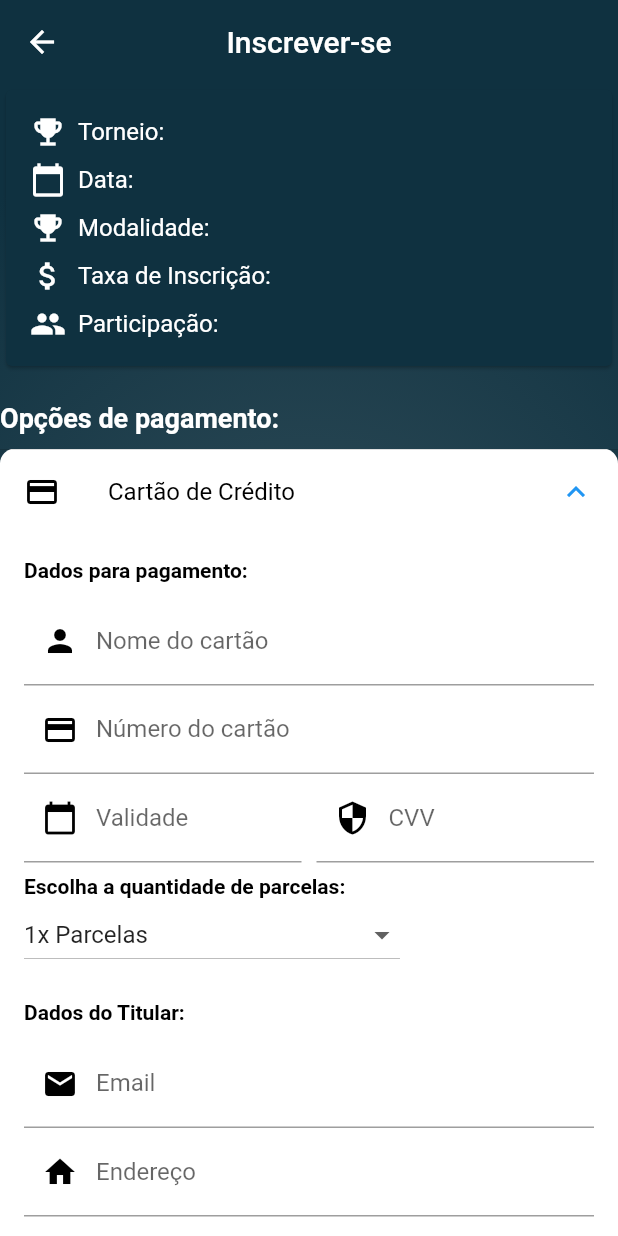
After one commit to ErikMendesRc/pro_angler, a Flutter app: the PaymentPage screen opened by its route, after a tap on "PIX", after a tap on "Cartão de Crédito", on a phone screen of 412 x 824 dp. The commit adds this screen. Run offline on Flutter 3.47's test engine with Material 2 defaults, Android fonts, the phone set to English and light mode, and no system bars; our stand-ins replace firebase_core, font_awesome_flutter, image_picker; accounts and stored records are empty; project files that could hold a hidden picture were left out.

Commit message:
Adicionado o front para pagamentos

```diff
--- /dev/null
+++ b/lib/Models/payment_model.dart
@@ -0,0 +1,9 @@
+class PaymentModel {
+  String cardName = 'teste';
+  String cardNumber = '123';
+  String cvv = '321';
+  String expiryDate = '11/34';
+  String email = 'teste@teste.com';
+  String address = 'endereço teste n 1192';
+  String cpf = '111.111.111-11';
+}
--- /dev/null
+++ b/lib/Views/tournament_pay.dart
@@ -0,0 +1,54 @@
+import 'package:flutter/material.dart';
+
+import '../Models/payment_model.dart';
+import '../Util/cores.dart';
+import '../Widgets/PaymentPage/payment_methods.dart';
+import '../Widgets/TournamentUserRegister/tournment_info_card.dart';
+
+class PaymentPage extends StatelessWidget {
+  const PaymentPage({Key? key}) : super(key: key);
+
+  @override
+  Widget build(BuildContext context) {
+
+    return Scaffold(
+      appBar: AppBar(
+        elevation: 0,
+        centerTitle: true,
+        backgroundColor: CoresPersonalizada.corPrimaria,
+        title: const Text('Inscrever-se'),
+      ),
+      body: Container(
+        decoration: const BoxDecoration(
+          gradient: RadialGradient(
+            colors: [
+              CoresPersonalizada.corSecundaria,
+              CoresPersonalizada.corPrimaria,
+            ],
+            center: Alignment.center,
+            radius: 0.9,
+          ),
+        ),
+        child: Column(
+          crossAxisAlignment: CrossAxisAlignment.start,
+          children: const [
+            TournamentInfoCard(),
+            SizedBox(height: 20),
+            Text(
+              'Opções de pagamento:',
+              style: TextStyle(
+                fontSize: 18,
+                fontWeight: FontWeight.bold,
+                color: Colors.white,
+              ),
+            ),
+            SizedBox(height: 10),
+            Expanded(
+              child: PaymentOptions(),
+            ),
+          ],
+        ),
+      ),
+    );
+  }
+}
--- /dev/null
+++ b/lib/Widgets/PaymentPage/payment_methods.dart
@@ -0,0 +1,257 @@
+import 'package:flutter/material.dart';
+
+import '../../Models/payment_model.dart';
+
+class PaymentOptions extends StatefulWidget {
+  const PaymentOptions({Key? key}) : super(key: key);
+
+  @override
+  _PaymentOptionsState createState() => _PaymentOptionsState();
+}
+
+class _PaymentOptionsState extends State<PaymentOptions> {
+  late PaymentModel _paymentModel;
+  bool _isCardSelected = false;
+  bool _isPixSelected = false;
+  int _installments = 1;
+
+  @override
+  void initState() {
+    super.initState();
+    _paymentModel = PaymentModel();
+  }
+
+  bool isCardFormValid() {
+    return _isCardSelected &&
+        _paymentModel.cardName.isNotEmpty &&
+        _paymentModel.cardNumber.isNotEmpty &&
+        _paymentModel.cvv.isNotEmpty &&
+        _paymentModel.expiryDate.isNotEmpty &&
+        _paymentModel.email.isNotEmpty &&
+        _paymentModel.address.isNotEmpty &&
+        _paymentModel.cpf.isNotEmpty;
+  }
+
+  @override
+  Widget build(BuildContext context) {
+    return SingleChildScrollView(
+      child: Column(
+        children: [
+          Container(
+            decoration: BoxDecoration(
+              color: Colors.white,
+              borderRadius: BorderRadius.circular(10),
+              boxShadow: [
+                BoxShadow(
+                  color: Colors.black.withOpacity(0.1),
+                  blurRadius: 10,
+                  offset: const Offset(0, 2),
+                ),
+              ],
+            ),
+            child: ExpansionTile(
+              title: const Text(
+                'Cartão de Crédito',
+                style: TextStyle(color: Colors.black),
+              ),
+              leading: const Icon(Icons.credit_card, color: Colors.black),
+              onExpansionChanged: (expanded) {
+                setState(() {
+                  _isCardSelected = expanded;
+                  _isPixSelected = false;
+                });
+              },
+              children: [
+                Padding(
+                  padding: const EdgeInsets.all(16.0),
+                  child: Column(
+                    crossAxisAlignment: CrossAxisAlignment.start,
+                    children: [
+                      const Text(
+                        'Dados para pagamento:',
+                        style: TextStyle(
+                          fontWeight: FontWeight.bold,
+                          color: Colors.black,
+                        ),
+                      ),
+                      const SizedBox(height: 10),
+                      TextFormField(
+                        style: const TextStyle(color: Colors.black),
+                        decoration: const InputDecoration(
+                          labelText: 'Nome do cartão',
+                          prefixIcon: Icon(Icons.person, color: Colors.black),
+                        ),
+                        onChanged: (value) {
+                          _paymentModel.cardName = value;
+                          setState(() {});
+                        },
+                      ),
+                      TextFormField(
+                        style: const TextStyle(color: Colors.black),
+                        decoration: const InputDecoration(
+                          labelText: 'Número do cartão',
+                          prefixIcon:
+                              Icon(Icons.credit_card, color: Colors.black),
+                        ),
+                        onChanged: (value) {
+                          _paymentModel.cardNumber = value;
+                          setState(() {});
+                        },
+                      ),
+                      Row(
+                        children: [
+                          Expanded(
+                            child: TextFormField(
+                              style: const TextStyle(color: Colors.black),
+                              decoration: const InputDecoration(
+                                labelText: 'Validade',
+                                prefixIcon: Icon(Icons.calendar_today,
+                                    color: Colors.black),
+                              ),
+                              onChanged: (value) {
+                                _paymentModel.expiryDate = value;
+                                setState(() {});
+                              },
+                            ),
+                          ),
+                          const SizedBox(width: 10),
+                          Expanded(
+                            child: TextFormField(
+                              style: const TextStyle(color: Colors.black),
+                              decoration: const InputDecoration(
+                                labelText: 'CVV',
+                                prefixIcon:
+                                    Icon(Icons.security, color: Colors.black),
+                              ),
+                              onChanged: (value) {
+                                _paymentModel.cvv = value;
+                                setState(() {});
+                              },
+                            ),
+                          ),
+                        ],
+                      ),
+                      const SizedBox(
+                        height: 8.0,
+                      ),
+                      const Text(
+                        'Escolha a quantidade de parcelas:',
+                        style: TextStyle(
+                          fontWeight: FontWeight.bold,
+                          color: Colors.black,
+                        ),
+                      ),
+                      DropdownButton<int>(
+                        value: _installments,
+                        onChanged: (value) {
+                          setState(() {
+                            _installments = value!;
+                          });
+                        },
+                        hint: Text('Selecione o número de parcelas'),
+                        items: List.generate(6, (index) {
+                          int option = index + 1;
+                          return DropdownMenuItem<int>(
+                            value: option,
+                            child: Text('${option.toString().trim()}x Parcelas'),
+                          );
+                        }),
+                      ),
+                      const SizedBox(height: 20),
+                      const Text(
+                        'Dados do Titular:',
+                        style: TextStyle(
+                          fontWeight: FontWeight.bold,
+                          color: Colors.black,
+                        ),
+                      ),
+                      const SizedBox(height: 10),
+                      TextFormField(
+                        style: const TextStyle(color: Colors.black),
+                        decoration: const InputDecoration(
+                          labelText: 'Email',
+                          prefixIcon: Icon(Icons.email, color: Colors.black),
+                        ),
+                        onChanged: (value) {
+                          _paymentModel.email = value;
+                          setState(() {});
+                        },
+                      ),
+                      TextFormField(
+                        style: const TextStyle(color: Colors.black),
+                        decoration: const InputDecoration(
+                          labelText: 'Endereço',
+                          prefixIcon: Icon(Icons.home, color: Colors.black),
+                        ),
+                        onChanged: (value) {
+                          _paymentModel.address = value;
+                          setState(() {});
+                        },
+                      ),
+                      TextFormField(
+                        style: const TextStyle(color: Colors.black),
+                        decoration: const InputDecoration(
+                          labelText: 'CPF',
+                          prefixIcon: Icon(Icons.person, color: Colors.black),
+                        ),
+                        onChanged: (value) {
+                          _paymentModel.cpf = value;
+                          setState(() {});
+                        },
+                      ),
+                      const SizedBox(height: 20),
+                    ],
+                  ),
+                ),
+              ],
+            ),
+          ),
+          const SizedBox(
+            height: 16.0,
+          ),
+          Container(
+            decoration: BoxDecoration(
+              color: Colors.white,
+              borderRadius: BorderRadius.circular(10),
+              boxShadow: [
+                BoxShadow(
+                  color: Colors.black.withOpacity(0.1),
+                  blurRadius: 10,
+                  offset: const Offset(0, 2),
+                ),
+              ],
+            ),
+            child: ExpansionTile(
+              title: const Text(
+                'PIX',
+                style: TextStyle(color: Colors.black),
+              ),
+              leading: const Icon(Icons.qr_code, color: Colors.black),
+              onExpansionChanged: (expanded) {
+                setState(() {
+                  _isPixSelected = expanded;
+                  _isCardSelected = false;
+                });
+              },
+              children: [],
+            ),
+          ),
+          const SizedBox(height: 20),
+          ElevatedButton(
+            onPressed: (_isCardSelected && isCardFormValid()) || _isPixSelected
+                ? () => _submitForm()
+                : null,
+            child: Text(
+              _isPixSelected ? 'Gerar PIX' : 'Fazer Inscrição',
+              style: const TextStyle(color: Colors.white),
+            ),
+          ),
+        ],
+      ),
+    );
+  }
+
+  void _submitForm() {
+    // Lógica para processar o formulário de inscrição aqui
+  }
+}
--- /dev/null
+++ b/lib/Widgets/PaymentPage/tournament_pay.dart
@@ -0,0 +1,68 @@
+import 'package:flutter/material.dart';
+
+class TournamentPay extends StatefulWidget {
+  const TournamentPay({super.key});
+
+  @override
+  _TournamentPayState createState() => _TournamentPayState();
+}
+
+class _TournamentPayState extends State<TournamentPay> {
+  bool _isBottomSheetVisible = false;
+
+  void _openPaymentModal() {
+    setState(() {
+      _isBottomSheetVisible = true;
+    });
+  }
+
+  void _closePaymentModal() {
+    setState(() {
+      _isBottomSheetVisible = false;
+    });
+  }
+
+  Widget _buildBottomSheetContent() {
+    return Container(
+      height: 200,
+      color: Colors.white,
+      child: Column(
+        mainAxisAlignment: MainAxisAlignment.center,
+        children: [
+          Text(
+            'Modal de Pagamento',
+            style: TextStyle(fontSize: 18, fontWeight: FontWeight.bold),
+          ),
+          SizedBox(height: 16),
+          ElevatedButton(
+            onPressed: _closePaymentModal,
+            child: Text('Fechar'),
+          ),
+        ],
+      ),
+    );
+  }
+
+  @override
+  Widget build(BuildContext context) {
+    return Scaffold(
+      appBar: AppBar(
+        title: Text('TournamentPay'),
+      ),
+      body: Center(
+        child: TextButton(
+          onPressed: _openPaymentModal,
+          child: Text('Pagar'),
+        ),
+      ),
+      bottomSheet: _isBottomSheetVisible
+          ? BottomSheet(
+              onClosing: _closePaymentModal,
+              builder: (BuildContext context) {
+                return _buildBottomSheetContent();
+              },
+            )
+          : null,
+    );
+  }
+}
--- a/lib/Widgets/TournamentUserRegister/registration_section.dart
+++ b/lib/Widgets/TournamentUserRegister/registration_section.dart
@@ -24,12 +24,15 @@ class _RegistrationSectionState extends State<RegistrationSection> {
   Widget build(BuildContext context) {
     final UserProvider userProvider = Provider.of<UserProvider>(context);
     final TournamentProvider tournamentProvider = Provider.of<TournamentProvider>(context);
+     final screenHeight = MediaQuery.of(context).size;
 
     final TournamentTeamBased teamBased = tournamentProvider.currentTournament?.teamBased ?? TournamentTeamBased.Individual;
 
     if (teamBased == TournamentTeamBased.Individual) {
       final User? currentUser = userProvider.currentUser;
-      return SingleChildScrollView(
+      return Container(
+        height: screenHeight.height, // Definindo a altura para ocupar toda a tela
+        child: SingleChildScrollView(
           child: Column(
             crossAxisAlignment: CrossAxisAlignment.start,
             children: [
@@ -112,6 +115,7 @@ class _RegistrationSectionState extends State<RegistrationSection> {
               ),
             ],
           ),
+        ),
       );
     } else {
       final User? currentUser = userProvider.currentUser;
@@ -120,7 +124,9 @@ class _RegistrationSectionState extends State<RegistrationSection> {
 
       final Team? team = hasTeam ? userTeams.first : null;
 
-      return SingleChildScrollView(
+      return Container(
+        height: screenHeight.height, // Definindo a altura para ocupar toda a tela
+        child: SingleChildScrollView(
           child: Column(
             crossAxisAlignment: CrossAxisAlignment.start,
             children: [
@@ -176,7 +182,7 @@ class _RegistrationSectionState extends State<RegistrationSection> {
                 child: ElevatedButton(
                   onPressed: isCheckboxChecked
                       ? () {
-                        // Lógica para realizar a inscrição
+                         Navigator.pushNamed(context, '/payment');
                         }
                       : null,
                   style: ElevatedButton.styleFrom(
@@ -192,6 +198,7 @@ class _RegistrationSectionState extends State<RegistrationSection> {
               ),
             ],
           ),
+        ),
       );
     }
   }
--- a/lib/main.dart
+++ b/lib/main.dart
@@ -13,6 +13,7 @@ import 'Providers/team_provider.dart';
 import 'Providers/tournament_provider.dart';
 import 'Views/new_tournament_page.dart';
 import 'package:firebase_core/firebase_core.dart';
+import 'Views/tournament_pay.dart';
 import 'Views/tournament_user_register.dart';
 import 'firebase_options.dart';
 
@@ -62,7 +63,8 @@ class MyApp extends StatelessWidget {
         '/profile': (context) => const ProfilePage(),
         '/mytournaments': (context) => const MyTournamentsPage(),
         '/myteam': (context) => const MyTeamPage(),
-        '/inscriptionPage': (context) => InscriptionPage(),
+        '/inscriptionPage': (context) => const InscriptionPage(),
+        '/payment': (context) => const PaymentPage(),
       },
     );
   }
```
Lines whose indentation alone changed are shown as unchanged.
